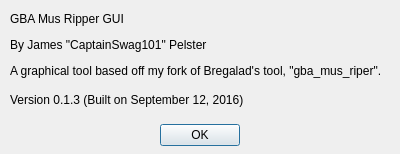
Old version of the form aboutdialog.ui in the repository CaptainSwag101/gba-mus-ripper-gui.
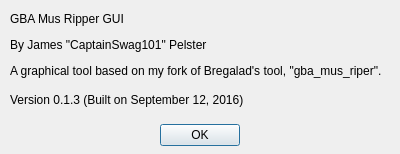
New version of the form.

The edit to the form file:
```diff
--- a/aboutdialog.ui
+++ b/aboutdialog.ui
@@ -57,7 +57,7 @@
        </sizepolicy>
       </property>
       <property name="text">
-       <string>&lt;html&gt;&lt;head/&gt;&lt;body&gt;&lt;p&gt;GBA Mus Ripper GUI&lt;/p&gt;&lt;p&gt;By James &amp;quot;CaptainSwag101&amp;quot; Pelster&lt;/p&gt;&lt;p&gt;A graphical tool based off my fork of Bregalad's tool, &amp;quot;gba_mus_riper&amp;quot;.&lt;/p&gt;&lt;/body&gt;&lt;/html&gt;</string>
+       <string>&lt;html&gt;&lt;head/&gt;&lt;body&gt;&lt;p&gt;GBA Mus Ripper GUI&lt;/p&gt;&lt;p&gt;By James &amp;quot;CaptainSwag101&amp;quot; Pelster&lt;/p&gt;&lt;p&gt;A graphical tool based on my fork of Bregalad's tool, &amp;quot;gba_mus_riper&amp;quot;.&lt;/p&gt;&lt;/body&gt;&lt;/html&gt;</string>
       </property>
      </widget>
     </item>
```
